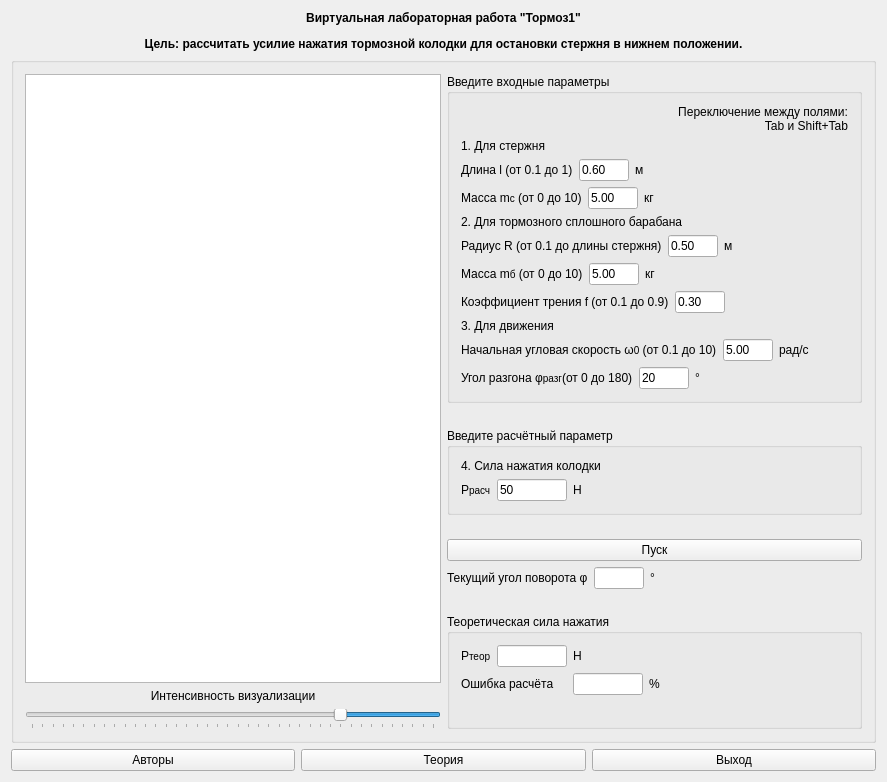
mmaulwurff/mech-brake1, file mainwindow.ui: the form before one commit.
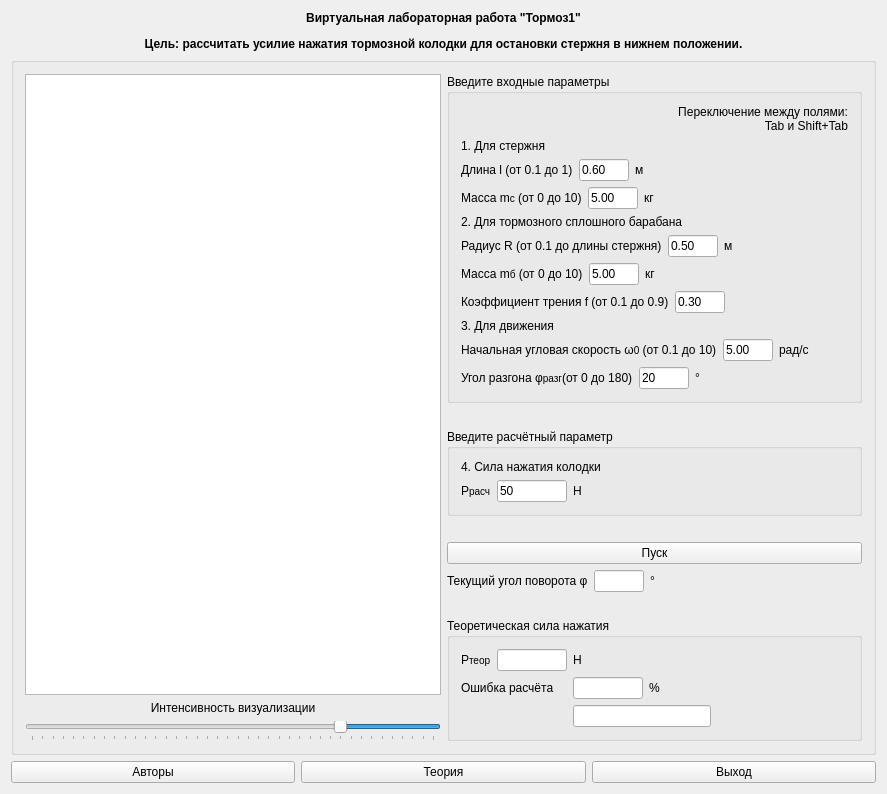
The form after the commit. Icons and pictures are not drawn.

Commit message: lineEdit for error message

Diff of the .ui file:
```diff
--- a/mainwindow.ui
+++ b/mainwindow.ui
@@ -7,7 +7,7 @@
     <x>0</x>
     <y>0</y>
     <width>887</width>
-    <height>782</height>
+    <height>794</height>
    </rect>
   </property>
   <property name="windowTitle">
@@ -810,15 +810,8 @@
              </layout>
             </item>
             <item>
-             <layout class="QHBoxLayout" name="horizontalLayout_11">
-              <item>
-               <widget class="QLabel" name="label_16">
-                <property name="text">
-                 <string>Ошибка расчёта</string>
-                </property>
-               </widget>
-              </item>
-              <item>
+             <layout class="QGridLayout" name="gridLayout">
+              <item row="0" column="1">
                <widget class="QLabel" name="label_29">
                 <property name="text">
                  <string/>
@@ -828,6 +821,15 @@
                 </property>
                </widget>
               </item>
+              <item row="0" column="0">
+               <widget class="QLabel" name="label_16">
+                <property name="text">
+                 <string>Ошибка расчёта</string>
+                </property>
+               </widget>
+              </item>
+              <item row="0" column="2">
+               <layout class="QHBoxLayout" name="horizontalLayout_11">
               <item>
                <widget class="QLineEdit" name="ErrEdit">
                 <property name="sizePolicy">
@@ -864,6 +866,36 @@
                </widget>
               </item>
               <item>
+                 <spacer name="horizontalSpacer_6">
+                  <property name="orientation">
+                   <enum>Qt::Horizontal</enum>
+                  </property>
+                  <property name="sizeHint" stdset="0">
+                   <size>
+                    <width>40</width>
+                    <height>20</height>
+                   </size>
+                  </property>
+                 </spacer>
+                </item>
+               </layout>
+              </item>
+              <item row="1" column="2">
+               <layout class="QHBoxLayout" name="horizontalLayout_15">
+                <item>
+                 <widget class="QLineEdit" name="percEdit">
+                  <property name="minimumSize">
+                   <size>
+                    <width>130</width>
+                    <height>0</height>
+                   </size>
+                  </property>
+                  <property name="text">
+                   <string/>
+                  </property>
+                 </widget>
+                </item>
+                <item>
                <spacer name="horizontalSpacer_11">
                 <property name="orientation">
                  <enum>Qt::Horizontal</enum>
@@ -878,12 +910,7 @@
               </item>
              </layout>
             </item>
-            <item>
-             <widget class="QLabel" name="err5Label">
-              <property name="text">
-               <string/>
-              </property>
-             </widget>
+             </layout>
             </item>
            </layout>
           </widget>
```
Lines whose indentation alone changed are shown as unchanged. The commit also changes 1 other file.
